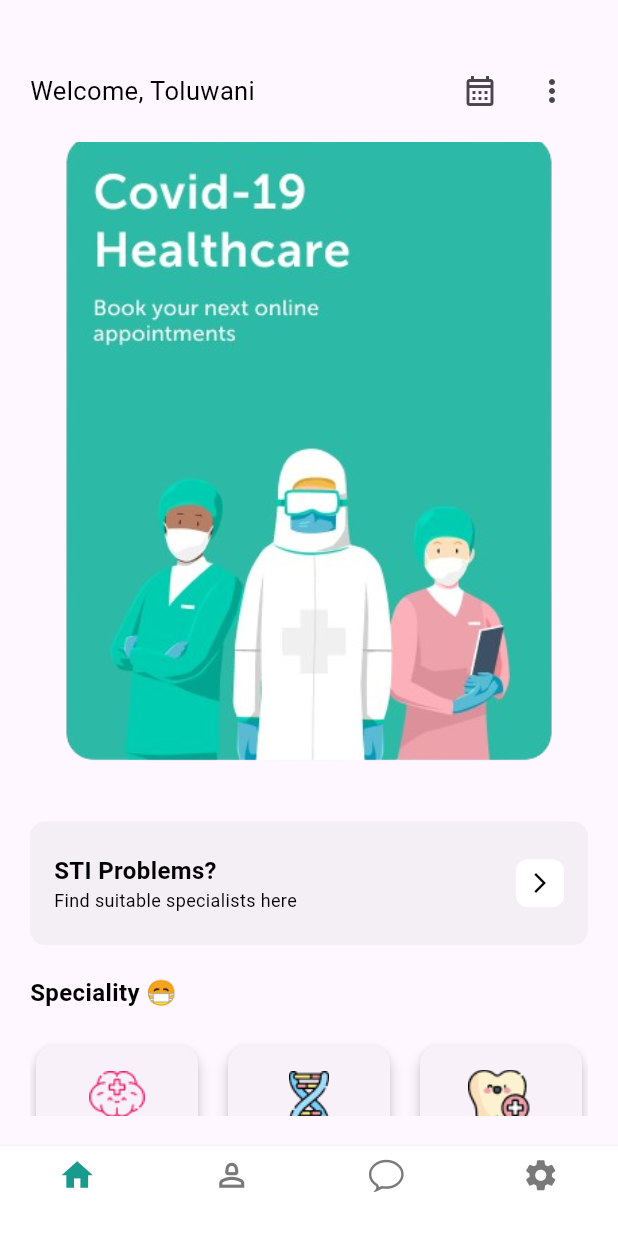
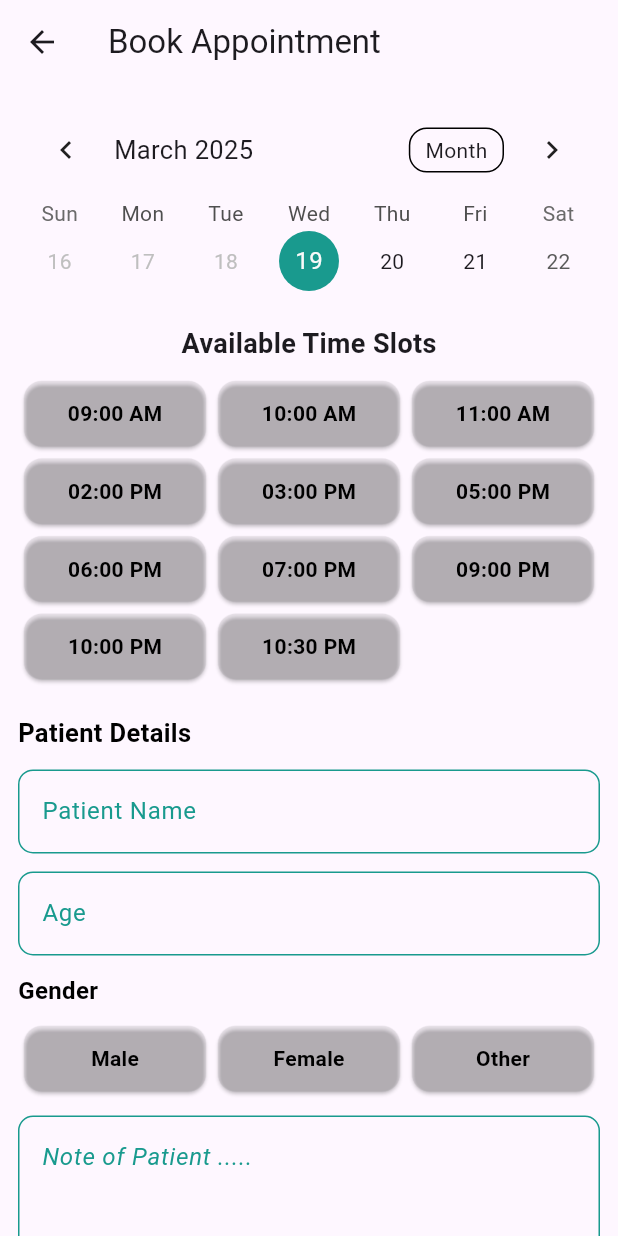
Before and after one commit to huzaifaAhmad9/FYP-SwiftAid, a Flutter app: the DoctorMainHome screen opened directly, after a tap on the "calendar month" icon, on a phone screen of 412 x 824 dp. Run offline on Flutter 3.47's test engine with Material 3 defaults, Android fonts, the phone set to English and light mode, and no system bars; drawn by our look-alikes of table_calendar; our stand-ins replace firebase_auth, firebase_core, firebase_database, flutter_bloc, geolocator, google_maps_flutter and 2 more; missing offline and left inert: animated_weight_picker, cupertino_height_picker, scroll_wheel_date_picker; accounts and stored records are empty.

Commit message:
Set Appointment Screen Done

```diff
--- a/lib/Screens/Main_Screens/Location/emergency_registration.dart
+++ b/lib/Screens/Main_Screens/Location/emergency_registration.dart
@@ -3,6 +3,7 @@ import 'package:swift_aid/components/custom_button.dart';
 import 'package:swift_aid/components/custom_text.dart';
 import 'package:swift_aid/app_colors/app_colors.dart';
 import 'package:flutter/material.dart';
+
 class EmergencyRegistration extends StatefulWidget {
   const EmergencyRegistration({super.key});
 
@@ -103,6 +104,9 @@ class _EmergencyRegistrationState extends State<EmergencyRegistration> {
                       maxLines: null,
                       keyboardType: TextInputType.multiline,
                       hintText: 'Note of Patient .....',
+                      hintStyle: const TextStyle(
+                          color: AppColors.primaryColor,
+                          fontStyle: FontStyle.italic),
                       cursor: AppColors.primaryColor,
                       labelStyle:
                           const TextStyle(color: AppColors.primaryColor),
--- /dev/null
+++ b/lib/Screens/doctor_screens/Schedule_Screens/book_appointment.dart
@@ -0,0 +1,233 @@
+import 'package:swift_aid/Screens/personal_details/component/text_field.dart';
+import 'package:swift_aid/components/custom_button.dart';
+import 'package:swift_aid/components/custom_text.dart';
+import 'package:swift_aid/app_colors/app_colors.dart';
+import 'package:table_calendar/table_calendar.dart';
+import 'package:flutter/material.dart';
+
+class BookAppointment extends StatefulWidget {
+  const BookAppointment({super.key});
+
+  @override
+  State<BookAppointment> createState() => _BookAppointmentState();
+}
+
+class _BookAppointmentState extends State<BookAppointment> {
+  DateTime _selectedDate = DateTime.now();
+  String? _selectedTime;
+  String? _selectedGender;
+  List<String> availableTimes = [];
+  List<String> genders = ['Male', 'Female', 'Other'];
+
+  @override
+  void initState() {
+    super.initState();
+    _updateAvailableTimes(_selectedDate);
+  }
+
+  void _updateAvailableTimes(DateTime date) {
+    setState(() {
+      availableTimes = [
+        '09:00 AM',
+        '10:00 AM',
+        '11:00 AM',
+        '02:00 PM',
+        '03:00 PM',
+        '05:00 PM',
+        '06:00 PM',
+        '07:00 PM',
+        '09:00 PM',
+        '10:00 PM',
+        '10:30 PM',
+      ];
+      _selectedTime = null;
+    });
+  }
+
+  @override
+  Widget build(BuildContext context) {
+    return Scaffold(
+      appBar: AppBar(
+        title: const Text("Book Appointment"),
+        backgroundColor: Colors.transparent,
+        elevation: 0,
+        surfaceTintColor: Colors.transparent,
+      ),
+      body: SingleChildScrollView(
+        child: Padding(
+          padding: const EdgeInsets.all(12.0),
+          child: Column(
+            crossAxisAlignment: CrossAxisAlignment.start,
+            children: [
+              TableCalendar(
+                focusedDay: _selectedDate,
+                firstDay: DateTime.now(),
+                lastDay: DateTime.utc(2030, 1, 1),
+                calendarFormat: CalendarFormat.week,
+                onDaySelected: (selectedDay, focusedDay) {
+                  setState(() {
+                    _selectedDate = selectedDay;
+                    _updateAvailableTimes(selectedDay);
+                  });
+                },
+                selectedDayPredicate: (day) => isSameDay(_selectedDate, day),
+                calendarStyle: const CalendarStyle(
+                  selectedDecoration: BoxDecoration(
+                    color: AppColors.primaryColor,
+                    shape: BoxShape.circle,
+                  ),
+                  todayDecoration: BoxDecoration(
+                    color: AppColors.greyColor,
+                    shape: BoxShape.circle,
+                  ),
+                ),
+              ),
+              const SizedBox(height: 16),
+              const Center(
+                child: Text(
+                  "Available Time Slots",
+                  style: TextStyle(fontSize: 18, fontWeight: FontWeight.bold),
+                ),
+              ),
+              const SizedBox(height: 8),
+              GridView.builder(
+                shrinkWrap: true,
+                physics: const NeverScrollableScrollPhysics(),
+                gridDelegate: const SliverGridDelegateWithFixedCrossAxisCount(
+                  crossAxisCount: 3,
+                  childAspectRatio: 2.5,
+                ),
+                itemCount: availableTimes.length,
+                itemBuilder: (context, index) {
+                  bool isSelected = _selectedTime == availableTimes[index];
+
+                  return GestureDetector(
+                    onTap: () {
+                      setState(() {
+                        _selectedTime = availableTimes[index];
+                      });
+                    },
+                    child: Card(
+                      color: isSelected
+                          ? AppColors.primaryColor
+                          : AppColors.greyColor.withOpacity(0.1),
+                      child: Center(
+                        child: Text(
+                          availableTimes[index],
+                          style: TextStyle(
+                            color: isSelected ? Colors.white : Colors.black,
+                            fontWeight: FontWeight.bold,
+                          ),
+                        ),
+                      ),
+                    ),
+                  );
+                },
+              ),
+              const SizedBox(height: 20),
+              const CustomText(
+                text: 'Patient Details',
+                size: 17,
+                align: TextAlign.left,
+                isCenter: false,
+                weight: FontWeight.bold,
+              ),
+              const SizedBox(height: 12),
+              CustomTextFormField(
+                keyboardType: TextInputType.name,
+                cursor: AppColors.primaryColor,
+                hintText: 'Enter Name',
+                labelText: 'Patient Name',
+                validator: (value) => value != null && value.isNotEmpty
+                    ? null
+                    : 'Name is required',
+                labelStyle: const TextStyle(color: AppColors.primaryColor),
+                borderColor: AppColors.primaryColor,
+                errorBorderColor: Colors.red,
+              ),
+              const SizedBox(height: 12),
+              CustomTextFormField(
+                keyboardType: TextInputType.number,
+                cursor: AppColors.primaryColor,
+                hintText: 'Enter Patient Age',
+                labelText: 'Age',
+                validator: (value) => value != null && value.isNotEmpty
+                    ? null
+                    : 'Age is required',
+                labelStyle: const TextStyle(color: AppColors.primaryColor),
+                borderColor: AppColors.primaryColor,
+                errorBorderColor: Colors.red,
+              ),
+              const SizedBox(height: 12),
+              const CustomText(
+                text: 'Gender',
+                size: 16,
+                align: TextAlign.left,
+                isCenter: false,
+                weight: FontWeight.bold,
+              ),
+              const SizedBox(height: 8),
+              GridView.builder(
+                shrinkWrap: true,
+                physics: const NeverScrollableScrollPhysics(),
+                gridDelegate: const SliverGridDelegateWithFixedCrossAxisCount(
+                  crossAxisCount: 3,
+                  childAspectRatio: 2.5,
+                ),
+                itemCount: genders.length,
+                itemBuilder: (context, index) {
+                  bool isSelected = _selectedGender == genders[index];
+                  return GestureDetector(
+                    onTap: () {
+                      setState(() {
+                        _selectedGender = genders[index];
+                      });
+                    },
+                    child: Card(
+                      color: isSelected
+                          ? AppColors.primaryColor
+                          : AppColors.greyColor.withOpacity(0.1),
+                      child: Center(
+                        child: Text(
+                          genders[index],
+                          style: TextStyle(
+                            color: isSelected ? Colors.white : Colors.black,
+                            fontWeight: FontWeight.bold,
+                          ),
+                        ),
+                      ),
+                    ),
+                  );
+                },
+              ),
+              const SizedBox(height: 12),
+              const CustomTextFormField(
+                minLines: 5,
+                maxLines: null,
+                keyboardType: TextInputType.multiline,
+                hintStyle: TextStyle(
+                    color: AppColors.primaryColor, fontStyle: FontStyle.italic),
+                hintText: 'Note of Patient .....',
+                cursor: AppColors.primaryColor,
+                labelStyle: TextStyle(color: AppColors.primaryColor),
+                // controller: _controllers[3],
+                borderColor: AppColors.primaryColor,
+                errorBorderColor: Colors.red,
+              ),
+              const SizedBox(height: 20),
+              CustomButton(
+                borderRadius: 20.0,
+                text: 'Set Appointment',
+                onPressed: () {
+                  //! Logic
+                },
+                backgroundColor: AppColors.primaryColor,
+                width: 350,
+              ),
+            ],
+          ),
+        ),
+      ),
+    );
+  }
+}
--- a/lib/Screens/doctor_screens/doctor_home_screen.dart
+++ b/lib/Screens/doctor_screens/doctor_home_screen.dart
@@ -1,5 +1,6 @@
+import 'package:swift_aid/Screens/doctor_screens/Schedule_Screens/book_appointment.dart';
+import 'package:swift_aid/components/custom_text.dart';
 import 'package:flutter/material.dart';
-import 'package:swift_aid/components/custom_text.dart';
 
 class DoctorHomeScreen extends StatefulWidget {
   const DoctorHomeScreen({super.key});
@@ -27,7 +28,12 @@ class _DoctorHomeScreenState extends State<DoctorHomeScreen> {
                 ),
                 const Spacer(),
                 IconButton(
-                    onPressed: () {},
+                    onPressed: () {
+                      Navigator.push(
+                          context,
+                          MaterialPageRoute(
+                              builder: (_) => const BookAppointment()));
+                    },
                     icon: const Icon(Icons.calendar_month_outlined)),
                 IconButton(
                     onPressed: () {},
--- a/lib/Screens/personal_details/component/text_field.dart
+++ b/lib/Screens/personal_details/component/text_field.dart
@@ -4,6 +4,7 @@ class CustomTextFormField extends StatelessWidget {
   final String? hintText;
   final String? labelText;
   final TextStyle? labelStyle;
+  final TextStyle? hintStyle;
   final TextEditingController? controller;
   final TextInputType keyboardType;
   final FormFieldValidator<String>? validator;
@@ -24,6 +25,7 @@ class CustomTextFormField extends StatelessWidget {
     this.hintText,
     this.labelText,
     this.labelStyle,
+    this.hintStyle, // Optional hintStyle
     this.controller,
     this.validator,
     this.cursor,
@@ -54,6 +56,7 @@ class CustomTextFormField extends StatelessWidget {
       focusNode: focusNode,
       decoration: InputDecoration(
         hintText: hintText,
+        hintStyle: hintStyle, // Applying hintStyle
         labelText: labelText,
         labelStyle: labelStyle ?? TextStyle(color: borderColor),
         suffixIcon: suffixIcon,
--- a/pubspec.yaml
+++ b/pubspec.yaml
@@ -20,6 +20,7 @@ dependencies:
   firebase_storage: ^12.4.0
   cloud_firestore: ^5.6.1
   cupertino_icons: ^1.0.8
+  table_calendar: ^3.2.0
   firebase_core: ^3.10.0
   google_sign_in: ^6.2.2
   firebase_auth: ^5.4.0
```
Also changed, not shown: pubspec.lock.
